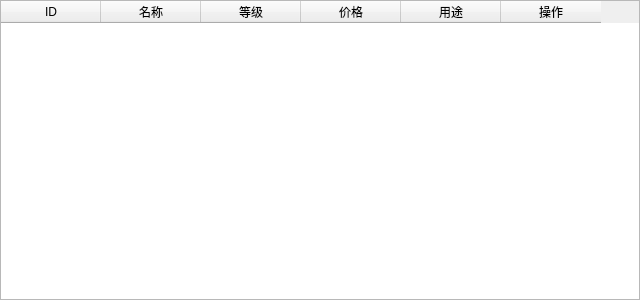
Qt form code/mirror/city_drugs.ui (simon0xia/mirror) before a commit.
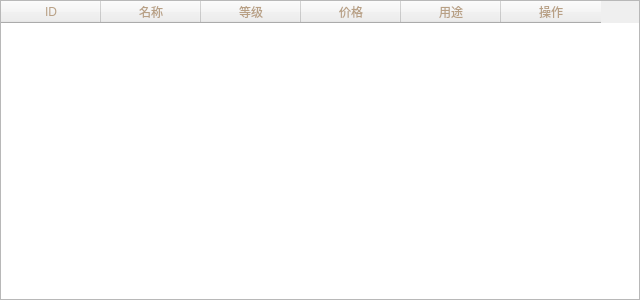
The same form after that commit.

Commit message: 美化界面

Diff of the .ui file:
```diff
--- a/code/mirror/city_drugs.ui
+++ b/code/mirror/city_drugs.ui
@@ -28,6 +28,10 @@
    </property>
    <item row="0" column="0">
     <widget class="QTableWidget" name="tableWidget">
+     <property name="styleSheet">
+      <string notr="true">color: rgb(184,160,133);
+</string>
+     </property>
      <attribute name="horizontalHeaderVisible">
       <bool>true</bool>
      </attribute>
```
The commit also changes 7 other files.
